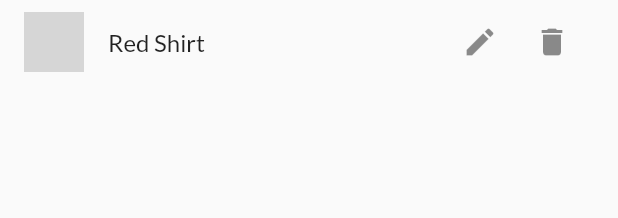
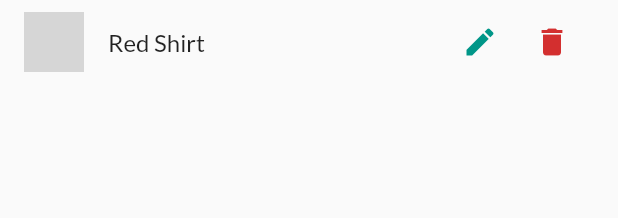
Before and after one commit to 9reis/loja_ii__flutter, a Flutter app: the ProductItem widget shown alone on an empty page, opened directly with sample values from the repository, on a phone screen of 412 x 824 dp. Shown: the top 218 px of the screen. Run offline on Flutter 3.47's test engine with Material 2 defaults, Android fonts, the phone set to English and light mode, and no system bars; network calls fail; grey boxes are pictures that could not be loaded.

```diff
--- a/lib/components/product_item.dart
+++ b/lib/components/product_item.dart
@@ -21,10 +21,12 @@ class ProductItem extends StatelessWidget {
           children: [
             IconButton(
               icon: Icon(Icons.edit),
+              color: Theme.of(context).primaryColor,
               onPressed: () {},
             ),
             IconButton(
               icon: Icon(Icons.delete),
+              color: Theme.of(context).colorScheme.error,
               onPressed: () {},
             ),
           ],
--- a/lib/main.dart
+++ b/lib/main.dart
@@ -6,6 +6,7 @@ import 'package:loja_ii__flutter/pages/cart_page.dart';
 import 'package:loja_ii__flutter/pages/counter_page.dart';
 import 'package:loja_ii__flutter/pages/orders_page.dart';
 import 'package:loja_ii__flutter/pages/product_detail_page.dart';
+import 'package:loja_ii__flutter/pages/product_form_page.dart';
 import 'package:loja_ii__flutter/pages/products_overview_page.dart';
 import 'package:loja_ii__flutter/pages/products_page.dart';
 import 'package:loja_ii__flutter/utils/app_routes.dart';
@@ -48,6 +49,7 @@ class MyApp extends StatelessWidget {
           AppRoutes.CART: (ctx) => CartPage(),
           AppRoutes.ORDERS: (ctx) => OrdersPage(),
           AppRoutes.PRODUCTS: (ctx) => ProductsPage(),
+          AppRoutes.PRODUCT_FORM: (ctx) => ProductFormPage(),
         },
       ),
     );
--- a/lib/utils/app_routes.dart
+++ b/lib/utils/app_routes.dart
@@ -4,5 +4,5 @@ class AppRoutes {
   static const CART = '/cart';
   static const ORDERS = '/orders';
   static const PRODUCTS = '/products';
-
+  static const PRODUCT_FORM = '/product-form';
 }
```
Also changed, not shown: lib/pages/product_form_page.dart (added, +21 -0 lines), lib/pages/products_page.dart (+11 -0 lines).
